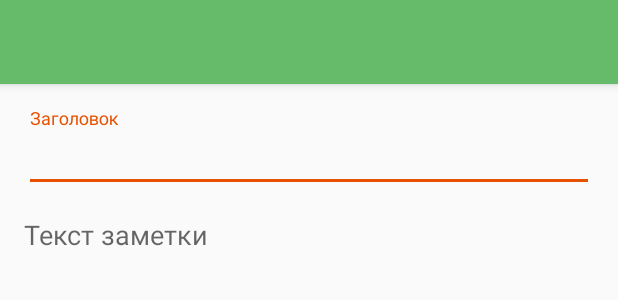
After one commit to KunakbaevAV/GeekNotes, an Android app: the layout activity_note.xml on its own in the app's theme, with its tools: preview values and no code run, on a phone screen of 412 x 824 dp. The commit adds this screen. Shown: the top 300 px of the screen. Run offline under Robolectric (Android 15) with nearby library versions, the phone set to English and light mode, and no system bars.

Commit message:
Домашнее задание 3: Сделал разметку для заметки поменял основные цвета приложения

```diff
--- /dev/null
+++ b/app/src/main/res/layout/activity_note.xml
@@ -0,0 +1,52 @@
+<?xml version="1.0" encoding="utf-8"?>
+<androidx.coordinatorlayout.widget.CoordinatorLayout xmlns:android="http://schemas.android.com/apk/res/android"
+    android:layout_width="match_parent"
+    android:layout_height="match_parent"
+    xmlns:app="http://schemas.android.com/apk/res-auto">
+
+    <com.google.android.material.appbar.AppBarLayout
+        android:layout_width="match_parent"
+        android:layout_height="wrap_content">
+
+        <androidx.appcompat.widget.Toolbar
+            android:layout_width="match_parent"
+            android:layout_height="wrap_content"
+            app:layout_scrollFlags="scroll|enterAlways"
+            android:theme="@style/Theme.AppCompat.Light.DarkActionBar"/>
+
+    </com.google.android.material.appbar.AppBarLayout>
+
+    <LinearLayout
+        android:orientation="vertical"
+        android:layout_width="match_parent"
+        android:layout_height="match_parent"
+        android:padding="@dimen/padding_medium"
+        app:layout_behavior="@string/appbar_scrolling_view_behavior">
+
+        <com.google.android.material.textfield.TextInputLayout
+            android:layout_width="match_parent"
+            android:layout_height="wrap_content"
+            android:hint="@string/header_hint"
+            android:textColorHint="@android:color/black">
+
+            <com.google.android.material.textfield.TextInputEditText
+                android:id="@+id/titleEt"
+                android:layout_width="match_parent"
+                android:layout_height="wrap_content"
+                android:textColor="@android:color/black"/>
+
+        </com.google.android.material.textfield.TextInputLayout>
+
+        <EditText
+            android:id="@+id/bodyEt"
+            android:layout_width="match_parent"
+            android:layout_height="wrap_content"
+            android:layout_marginTop="@dimen/padding_medium"
+            android:background="@null"
+            android:hint="@string/note_hint"
+            android:importantForAutofill="no"
+            android:inputType="textAutoCorrect" />
+
+    </LinearLayout>
+
+</androidx.coordinatorlayout.widget.CoordinatorLayout>
--- a/app/src/main/res/values/colors.xml
+++ b/app/src/main/res/values/colors.xml
@@ -1,6 +1,6 @@
 <?xml version="1.0" encoding="utf-8"?>
 <resources>
-    <color name="colorPrimary">#6200EE</color>
-    <color name="colorPrimaryDark">#3700B3</color>
-    <color name="colorAccent">#03DAC5</color>
+    <color name="colorPrimary">#66bb6a</color>
+    <color name="colorPrimaryDark">#1b5e20</color>
+    <color name="colorAccent">#e65100</color>
 </resources>
--- a/app/src/main/res/values/dimens.xml
+++ b/app/src/main/res/values/dimens.xml
@@ -3,4 +3,5 @@
     <dimen name="margin_medium">4dp</dimen>
     <dimen name="margin_big">8dp</dimen>
     <dimen name="app_height">60dp</dimen>
+    <dimen name="padding_medium">16dp</dimen>
 </resources>
--- a/app/src/main/res/values/strings.xml
+++ b/app/src/main/res/values/strings.xml
@@ -1,3 +1,5 @@
 <resources>
     <string name="app_name">GeekNotes</string>
+    <string name="note_hint">Текст заметки</string>
+    <string name="header_hint">Заголовок</string>
 </resources>
```
